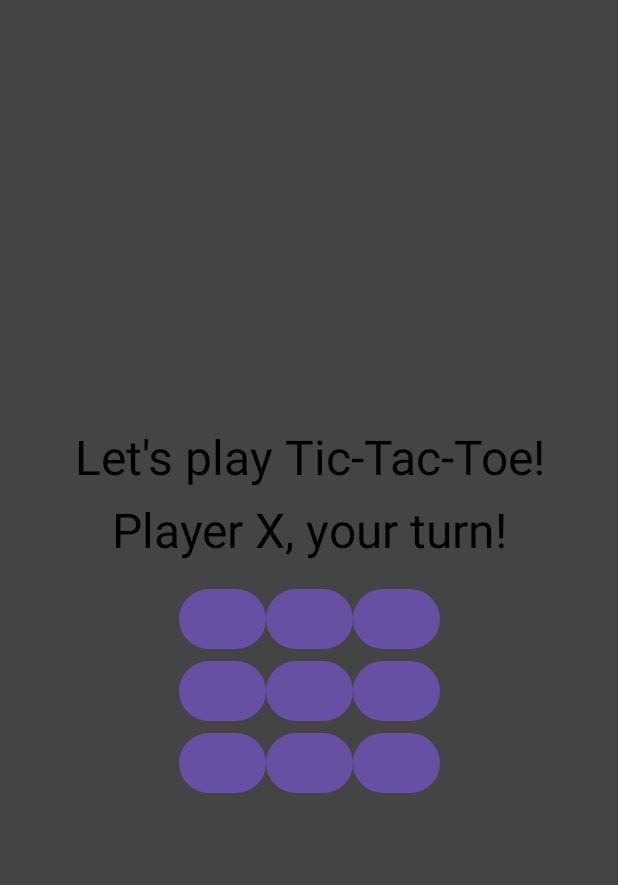
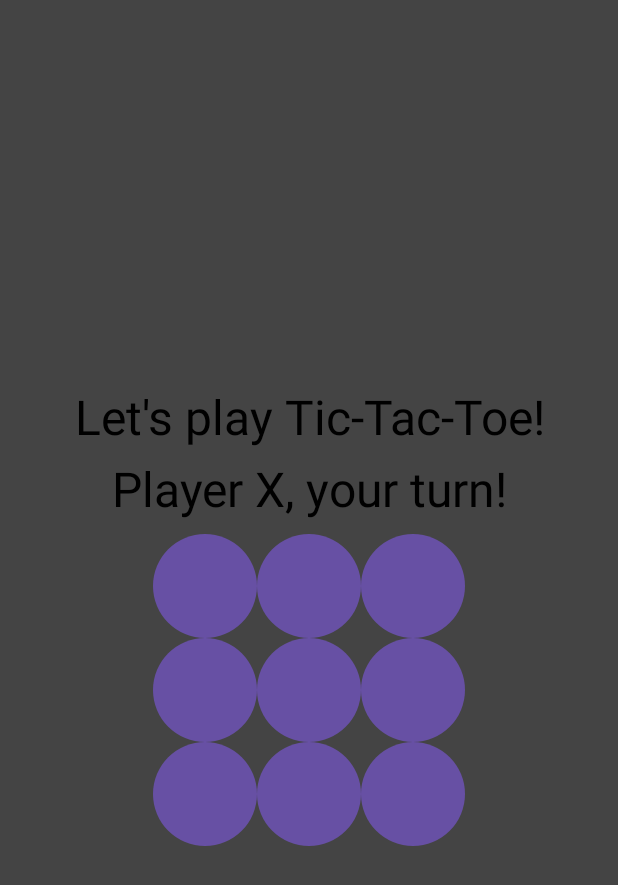
Before and after one commit to Hyperling/TicTacToeAndroid, an Android app built with Jetpack Compose: the @Preview function PreviewGame, on a phone screen of 412 x 824 dp. Shown: the top 885 px of the screen. Run offline under Robolectric (Android 15) with nearby library versions, the phone set to English and light mode, and no system bars.

Commit message:
Made the board not shift around when letters are added. Still need to fix the clear board button from shifting all contents up.

```diff
--- a/app/src/main/java/com/hyperling/tictactoe/MainActivity.kt
+++ b/app/src/main/java/com/hyperling/tictactoe/MainActivity.kt
@@ -1,27 +1,24 @@
 package com.hyperling.tictactoe
 
+import android.content.res.Configuration
 import android.os.Bundle
-import android.widget.Button
-import android.widget.EditText
-import android.widget.RadioGroup
-import android.widget.Toast
 import androidx.activity.ComponentActivity
 import androidx.activity.compose.setContent
 import androidx.compose.foundation.background
-import androidx.compose.foundation.border
 import androidx.compose.foundation.layout.Arrangement
+import androidx.compose.foundation.layout.Box
 import androidx.compose.foundation.layout.Column
 import androidx.compose.foundation.layout.Row
+import androidx.compose.foundation.layout.Spacer
 import androidx.compose.foundation.layout.fillMaxSize
+import androidx.compose.foundation.layout.fillMaxWidth
 import androidx.compose.foundation.layout.offset
 import androidx.compose.foundation.layout.padding
 import androidx.compose.foundation.layout.size
 import androidx.compose.material3.Button
 import androidx.compose.material3.MaterialTheme
-import androidx.compose.material3.RadioButton
 import androidx.compose.material3.Surface
 import androidx.compose.material3.Text
-import androidx.compose.material3.TextField
 import androidx.compose.runtime.Composable
 import androidx.compose.runtime.mutableStateOf
 import androidx.compose.runtime.remember
@@ -32,7 +29,6 @@ import com.hyperling.tictactoe.ui.theme.TicTacToeTheme
 import androidx.compose.ui.Modifier
 import androidx.compose.ui.graphics.Color
 import androidx.compose.ui.graphics.RectangleShape
-import androidx.compose.ui.platform.LocalContext
 import androidx.compose.ui.text.style.TextAlign
 import androidx.compose.ui.unit.dp
 import androidx.compose.ui.unit.sp
@@ -43,11 +39,11 @@ class MainActivity : ComponentActivity() {
         setContent {
             TicTacToeTheme {
                 // A surface container using the 'background' color from the theme
-                Surface( modifier = Modifier.fillMaxSize()
-                    , color = MaterialTheme.colorScheme.background
-                ) {
+                //Surface( modifier = Modifier.fillMaxSize()
+                //    , color = MaterialTheme.colorScheme.background
+                //) {
                     Game()
-                }
+                //}
             }
         }
     }
@@ -68,13 +64,14 @@ class MainActivity : ComponentActivity() {
 fun Game() {
 
     // Shown on the screen.
-    var grid = remember { mutableStateListOf<String>() }
+    //val grid = remember { mutableStateListOf<String>() }
+    var grid by remember { mutableStateOf(mutableListOf<String>()) }
     var turn by remember { mutableStateOf("X") }
     var lastTurn by remember { mutableStateOf("O") }
     var msg by remember { mutableStateOf("") }
 
     // Hidden flags for determining where we're at.
-    var status by remember{ mutableStateOf(0) }
+    var status by remember{ mutableIntStateOf(0) }
     var gameOver by remember{ mutableStateOf(false) }
     var showClear by remember { mutableStateOf(true) }
     var newGame by remember { mutableStateOf(true) }
@@ -82,7 +79,7 @@ fun Game() {
     if (status != 0) {
         if (status == 1) {
             msg = "Congratulations, $lastTurn won!"
-        } else {
+        } else if (status == 2) {
             msg = "Tie, better luck next time!"
         }
         turn = "X"
@@ -98,52 +95,64 @@ fun Game() {
     }
 
     if (newGame) {
-        grid.clear()
+        //grid.clear()
+        grid = mutableListOf<String>()
         for (i in 1..9) {
-            grid.add("")
+            //grid.add("")
+            grid += ""
         }
         showClear = false
         gameOver = false
         newGame = false
     }
 
-    Column (
-        horizontalAlignment = Alignment.CenterHorizontally,
-        verticalArrangement = Arrangement.Center,
-        modifier = Modifier
+    // https://developer.android.com/develop/ui/compose/layouts/constraintlayout
+    // Need to switch to a Constraint layout to prevent the
+    //   Play New Game button from screwing everything up.
+    /* * /
+    ConstraintLayout (
+        contentAlignment = Alignment.Center
+        , modifier = Modifier
+            .fillMaxSize()
+            .background(Color.Gray)
+    ) {
+    // */
+        Column(
+            horizontalAlignment = Alignment.CenterHorizontally
+            , verticalArrangement = Arrangement.Center
+            , modifier = Modifier
+                .fillMaxSize()
                 .background(Color.DarkGray)
-            .fillMaxSize()
-    ){
+        ) {
 
             Text(
                 text = "Let's play Tic-Tac-Toe!"
                 , textAlign = TextAlign.Center
                 , fontSize = 32.sp
-            , modifier = Modifier
-                .padding(5.dp)
-                .offset(0.dp, -10.dp)
             )
             Text(
                 text = msg
                 , textAlign = TextAlign.Center
                 , fontSize = 32.sp
                 , modifier = Modifier
-                .padding(5.dp)
-                .offset(0.dp, -10.dp)
+                    .padding(10.dp)
             )
+            Column(
+                //modifier = Modifier
+                //    .background(Color.Black, RectangleShape)
+            ) {
                 Row {
                     Button(
                         onClick = {
                             if (!gameOver && grid[0].isEmpty()) {
+                                //grid[0] = turn
                                 grid[0] = turn
                                 status = checkGrid(grid)
                                 turn = changeTurn(turn)
                             }
                         }
-                //, modifier = Modifier
-                //    .size(80.dp)
-                //    .background(Color.White)
-                //    .border(5.dp, Color.Black, RectangleShape)
+                        , modifier = Modifier
+                            .size(69.dp)
                     ) {
                         Text(
                             text = grid[0]
@@ -159,6 +168,8 @@ fun Game() {
                                 turn = changeTurn(turn)
                             }
                         }
+                        , modifier = Modifier
+                            .size(69.dp)
                     ) {
                         Text(
                             text = grid[1]
@@ -174,6 +185,8 @@ fun Game() {
                                 turn = changeTurn(turn)
                             }
                         }
+                        , modifier = Modifier
+                            .size(69.dp)
                     ) {
                         Text(
                             text = grid[2]
@@ -191,6 +204,8 @@ fun Game() {
                                 turn = changeTurn(turn)
                             }
                         }
+                        , modifier = Modifier
+                            .size(69.dp)
                     ) {
                         Text(
                             text = grid[3]
@@ -206,6 +221,8 @@ fun Game() {
                                 turn = changeTurn(turn)
                             }
                         }
+                        , modifier = Modifier
+                            .size(69.dp)
                     ) {
                         Text(
                             text = grid[4]
@@ -221,6 +238,8 @@ fun Game() {
                                 turn = changeTurn(turn)
                             }
                         }
+                        , modifier = Modifier
+                            .size(69.dp)
                     ) {
                         Text(
                             text = grid[5]
@@ -238,6 +257,8 @@ fun Game() {
                                 turn = changeTurn(turn)
                             }
                         }
+                        , modifier = Modifier
+                            .size(69.dp)
                     ) {
                         Text(
                             text = grid[6]
@@ -253,6 +274,8 @@ fun Game() {
                                 turn = changeTurn(turn)
                             }
                         }
+                        , modifier = Modifier
+                            .size(69.dp)
                     ) {
                         Text(
                             text = grid[7]
@@ -267,7 +290,7 @@ fun Game() {
                                 status = checkGrid(grid)
                                 turn = changeTurn(turn)
                             }
-                }
+                        }, modifier = Modifier.size(69.dp)
                     ) {
                         Text(
                             text = grid[8]
@@ -276,7 +299,11 @@ fun Game() {
                         )
                     }
                 }
+            }
+            // TBD how to make this appear without moving all the
+            //   other items up then back down when it leaves?
             if (showClear) {
+                Spacer(modifier = Modifier.size(8.dp))
                 Row {
                     Button(onClick = { newGame = true }) {
                         Text(
@@ -287,7 +314,7 @@ fun Game() {
                 }
             }
 
-        // Radio list for opponent determination.
+            // Radio list for opponent difficulty.
             /* * /
             Column {
                 RadioGroup (
@@ -297,6 +324,26 @@ fun Game() {
             }
             // */
         }
+    /* * /
+    }
+    // */
+}
+
+/* * /
+@Preview(
+    showBackground = true
+    , uiMode = Configuration.UI_MODE_NIGHT_NO
+)
+// */
+/* */
+@Preview(
+    showBackground = true
+    , uiMode = Configuration.UI_MODE_NIGHT_YES
+)
+// */
+@Composable
+fun PreviewGame() {
+    Game()
 }
 
 // Check whether any winning conditions have been met.
@@ -304,16 +351,7 @@ fun Game() {
 //   0: False, no victor yet.
 //   1: Victory!
 //   2: Game ended in a tie.
-fun checkGrid(grid: MutableList<String>): Int {
-    // TBD
-    var tie = true
-    for (item in grid) {
-        if (item.isBlank()) {
-            tie = false
-            break
-        }
-    }
-    if (tie) { return 2 }
+fun checkGrid(grid: List<String>): Int {
 
     // Left column
     if (grid[0].isNotBlank() && grid[0] === grid[3] && grid[3] === grid[6]) {
@@ -350,6 +388,15 @@ fun checkGrid(grid: MutableList<String>): Int {
         return 1
     }
 
+    var tie = true
+    for (item in grid) {
+        if (item.isBlank()) {
+            tie = false
+            break
+        }
+    }
+    if (tie) { return 2 }
+
     // No end game status yet.
     return 0
 }
@@ -362,8 +409,15 @@ fun changeTurn(turn: String): String {
     return "X"
 }
 
-@Preview(showBackground = true)
-@Composable
-fun PreviewGame() {
-    Game()
+/* AI Players */
+fun playRandomMove(grid: MutableList<String>) : Int {
+    return -1
 }
+
+fun playWinningMove(grid: MutableList<String>) : Int {
+    return -1
+}
+
+fun playAnnoyingMove(grid: MutableList<String>) : Int {
+    return -1
+}
```
Lines whose indentation alone changed are shown as unchanged.
